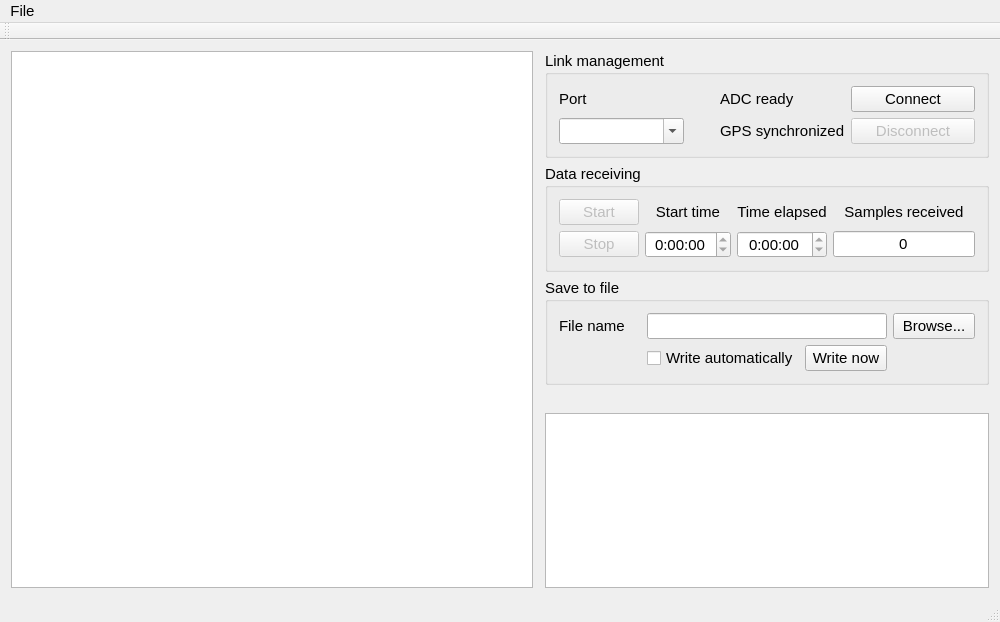
The window that mainwindow.ui (NIA/seismoreg) describes before a commit, drawn with Qt 5.
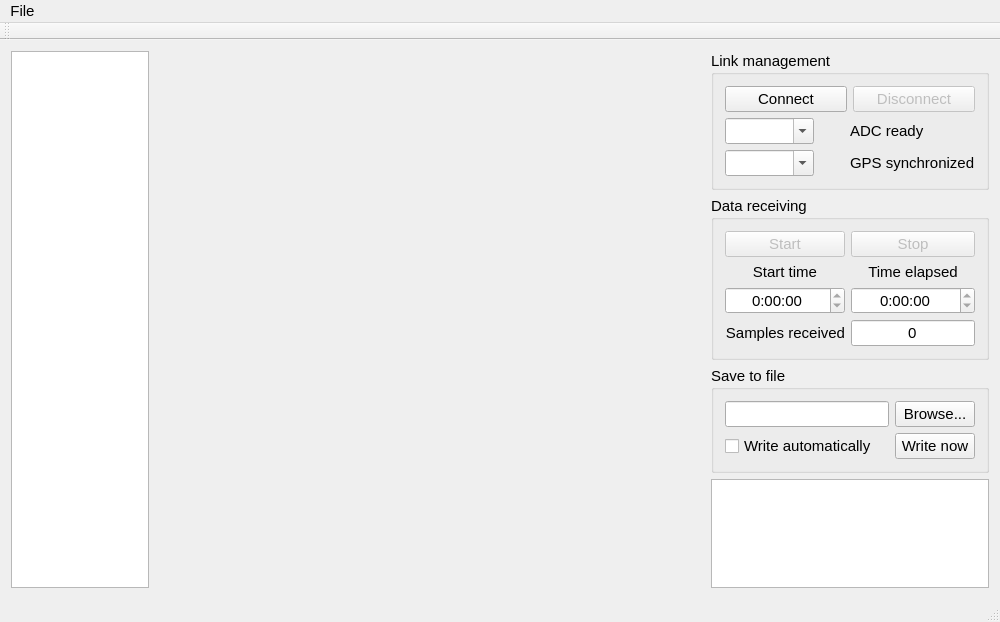
The same window after the commit. Custom widgets are drawn as their Qt base class.

Commit message: More layout improvements (narrow right part, 2 port choosers)

```diff
--- a/mainwindow.ui
+++ b/mainwindow.ui
@@ -21,7 +21,7 @@
   <widget class="QWidget" name="centralWidget">
    <layout class="QVBoxLayout" name="verticalLayout_2">
     <item>
-     <layout class="QHBoxLayout" name="horizontalLayout">
+     <layout class="QHBoxLayout" name="horizontalLayout" stretch="1,4,2">
       <item>
        <widget class="QListWidget" name="dataView">
         <property name="sizePolicy">
@@ -60,102 +60,102 @@
            <string>Link management</string>
           </property>
           <layout class="QGridLayout" name="gridLayout">
-           <item row="0" column="0" rowspan="2">
-            <layout class="QVBoxLayout" name="verticalLayout">
+           <item row="0" column="0" colspan="3">
+            <layout class="QHBoxLayout" name="horizontalLayout_2">
              <item>
-              <widget class="QLabel" name="label">
+              <widget class="QPushButton" name="connectBtn">
+               <property name="sizePolicy">
+                <sizepolicy hsizetype="Minimum" vsizetype="Fixed">
+                 <horstretch>0</horstretch>
+                 <verstretch>0</verstretch>
+                </sizepolicy>
+               </property>
                <property name="text">
-                <string>Port</string>
+                <string>Connect</string>
                </property>
               </widget>
              </item>
              <item>
-              <widget class="QComboBox" name="portChooser">
-               <property name="editable">
-                <bool>true</bool>
+              <widget class="QPushButton" name="disconnectBtn">
+               <property name="enabled">
+                <bool>false</bool>
+               </property>
+               <property name="sizePolicy">
+                <sizepolicy hsizetype="Minimum" vsizetype="Fixed">
+                 <horstretch>0</horstretch>
+                 <verstretch>0</verstretch>
+                </sizepolicy>
+               </property>
+               <property name="text">
+                <string>Disconnect</string>
                </property>
               </widget>
              </item>
             </layout>
            </item>
-           <item row="0" column="1">
-            <widget class="QLed" name="ledADC" native="true">
-             <property name="sizePolicy">
-              <sizepolicy hsizetype="Fixed" vsizetype="Fixed">
-               <horstretch>0</horstretch>
-               <verstretch>0</verstretch>
-              </sizepolicy>
-             </property>
-             <property name="minimumSize">
-              <size>
-               <width>24</width>
-               <height>24</height>
-              </size>
-             </property>
-             <property name="maximumSize">
-              <size>
-               <width>24</width>
-               <height>24</height>
-              </size>
-             </property>
-            </widget>
-           </item>
-           <item row="1" column="1">
-            <widget class="QLed" name="ledGPS" native="true">
-             <property name="minimumSize">
-              <size>
-               <width>24</width>
-               <height>24</height>
-              </size>
-             </property>
-             <property name="maximumSize">
-              <size>
-               <width>24</width>
-               <height>24</height>
-              </size>
-             </property>
-            </widget>
-           </item>
-           <item row="1" column="2">
+           <item row="3" column="2">
             <widget class="QLabel" name="label_6">
              <property name="text">
               <string>GPS synchronized</string>
              </property>
             </widget>
            </item>
-           <item row="0" column="2">
+           <item row="2" column="1">
+            <widget class="QLed" name="ledADC" native="true">
+             <property name="sizePolicy">
+              <sizepolicy hsizetype="Fixed" vsizetype="Fixed">
+               <horstretch>0</horstretch>
+               <verstretch>0</verstretch>
+              </sizepolicy>
+             </property>
+             <property name="minimumSize">
+              <size>
+               <width>24</width>
+               <height>24</height>
+              </size>
+             </property>
+             <property name="maximumSize">
+              <size>
+               <width>24</width>
+               <height>24</height>
+              </size>
+             </property>
+            </widget>
+           </item>
+           <item row="2" column="2">
             <widget class="QLabel" name="label_5">
              <property name="text">
               <string>ADC ready</string>
              </property>
             </widget>
            </item>
-           <item row="0" column="3">
-            <widget class="QPushButton" name="connectBtn">
-             <property name="sizePolicy">
-              <sizepolicy hsizetype="Minimum" vsizetype="Fixed">
-               <horstretch>0</horstretch>
-               <verstretch>0</verstretch>
-              </sizepolicy>
+           <item row="3" column="1">
+            <widget class="QLed" name="ledGPS" native="true">
+             <property name="minimumSize">
+              <size>
+               <width>24</width>
+               <height>24</height>
+              </size>
              </property>
-             <property name="text">
-              <string>Connect</string>
+             <property name="maximumSize">
+              <size>
+               <width>24</width>
+               <height>24</height>
+              </size>
              </property>
             </widget>
            </item>
-           <item row="1" column="3">
-            <widget class="QPushButton" name="disconnectBtn">
-             <property name="enabled">
-              <bool>false</bool>
+           <item row="2" column="0">
+            <widget class="QComboBox" name="portChooser">
+             <property name="editable">
+              <bool>true</bool>
              </property>
-             <property name="sizePolicy">
-              <sizepolicy hsizetype="Minimum" vsizetype="Fixed">
-               <horstretch>0</horstretch>
-               <verstretch>0</verstretch>
-              </sizepolicy>
-             </property>
-             <property name="text">
-              <string>Disconnect</string>
+            </widget>
+           </item>
+           <item row="3" column="0">
+            <widget class="QComboBox" name="portChooser2">
+             <property name="editable">
+              <bool>true</bool>
              </property>
             </widget>
            </item>
@@ -168,17 +168,7 @@
            <string>Data receiving</string>
           </property>
           <layout class="QGridLayout" name="gridLayout_2">
-           <item row="1" column="0">
-            <widget class="QPushButton" name="stopBtn">
-             <property name="enabled">
-              <bool>false</bool>
-             </property>
-             <property name="text">
-              <string>Stop</string>
-             </property>
-            </widget>
-           </item>
-           <item row="1" column="2">
+           <item row="2" column="2">
             <widget class="QTimeEdit" name="timeElapsed">
              <property name="alignment">
               <set>Qt::AlignCenter</set>
@@ -191,7 +181,7 @@
              </property>
             </widget>
            </item>
-           <item row="1" column="1">
+           <item row="2" column="1">
             <widget class="QTimeEdit" name="timeStart">
              <property name="alignment">
               <set>Qt::AlignCenter</set>
@@ -204,17 +194,7 @@
              </property>
             </widget>
            </item>
-           <item row="0" column="0">
-            <widget class="QPushButton" name="startBtn">
-             <property name="enabled">
-              <bool>false</bool>
-             </property>
-             <property name="text">
-              <string>Start</string>
-             </property>
-            </widget>
-           </item>
-           <item row="0" column="1">
+           <item row="1" column="1">
             <widget class="QLabel" name="label_2">
              <property name="text">
               <string>Start time</string>
@@ -224,7 +204,7 @@
              </property>
             </widget>
            </item>
-           <item row="0" column="2">
+           <item row="1" column="2">
             <widget class="QLabel" name="label_3">
              <property name="text">
               <string>Time elapsed</string>
@@ -234,17 +214,7 @@
              </property>
             </widget>
            </item>
-           <item row="0" column="3">
-            <widget class="QLabel" name="label_4">
-             <property name="text">
-              <string>Samples received</string>
-             </property>
-             <property name="alignment">
-              <set>Qt::AlignCenter</set>
-             </property>
-            </widget>
-           </item>
-           <item row="1" column="3">
+           <item row="3" column="2">
             <widget class="QLineEdit" name="samplesRcvd">
              <property name="text">
               <string>0</string>
@@ -257,6 +227,42 @@
              </property>
             </widget>
            </item>
+           <item row="3" column="1">
+            <widget class="QLabel" name="label_4">
+             <property name="sizePolicy">
+              <sizepolicy hsizetype="Expanding" vsizetype="Preferred">
+               <horstretch>0</horstretch>
+               <verstretch>0</verstretch>
+              </sizepolicy>
+             </property>
+             <property name="text">
+              <string>Samples received</string>
+             </property>
+             <property name="alignment">
+              <set>Qt::AlignRight|Qt::AlignTrailing|Qt::AlignVCenter</set>
+             </property>
+            </widget>
+           </item>
+           <item row="0" column="1">
+            <widget class="QPushButton" name="startBtn">
+             <property name="enabled">
+              <bool>false</bool>
+             </property>
+             <property name="text">
+              <string>Start</string>
+             </property>
+            </widget>
+           </item>
+           <item row="0" column="2">
+            <widget class="QPushButton" name="stopBtn">
+             <property name="enabled">
+              <bool>false</bool>
+             </property>
+             <property name="text">
+              <string>Stop</string>
+             </property>
+            </widget>
+           </item>
           </layout>
          </widget>
         </item>
@@ -266,20 +272,6 @@
            <string>Save to file</string>
           </property>
           <layout class="QGridLayout" name="gridLayout_3">
-           <item row="0" column="0">
-            <widget class="QLabel" name="label_7">
-             <property name="text">
-              <string>File name</string>
-             </property>
-            </widget>
-           </item>
-           <item row="1" column="1">
-            <widget class="QCheckBox" name="writeToFileEnabled">
-             <property name="text">
-              <string>Write automatically</string>
-             </property>
-            </widget>
-           </item>
            <item row="0" column="3">
             <widget class="QPushButton" name="browseBtn">
              <property name="text">
@@ -287,16 +279,23 @@
              </property>
             </widget>
            </item>
-           <item row="1" column="2">
+           <item row="0" column="0" colspan="3">
+            <widget class="QLineEdit" name="lineEdit"/>
+           </item>
+           <item row="1" column="0">
+            <widget class="QCheckBox" name="writeToFileEnabled">
+             <property name="text">
+              <string>Write automatically</string>
+             </property>
+            </widget>
+           </item>
+           <item row="1" column="3">
             <widget class="QPushButton" name="pushButton">
              <property name="text">
               <string>Write now</string>
              </property>
             </widget>
            </item>
-           <item row="0" column="1" colspan="2">
-            <widget class="QLineEdit" name="lineEdit"/>
-           </item>
           </layout>
          </widget>
         </item>
```
